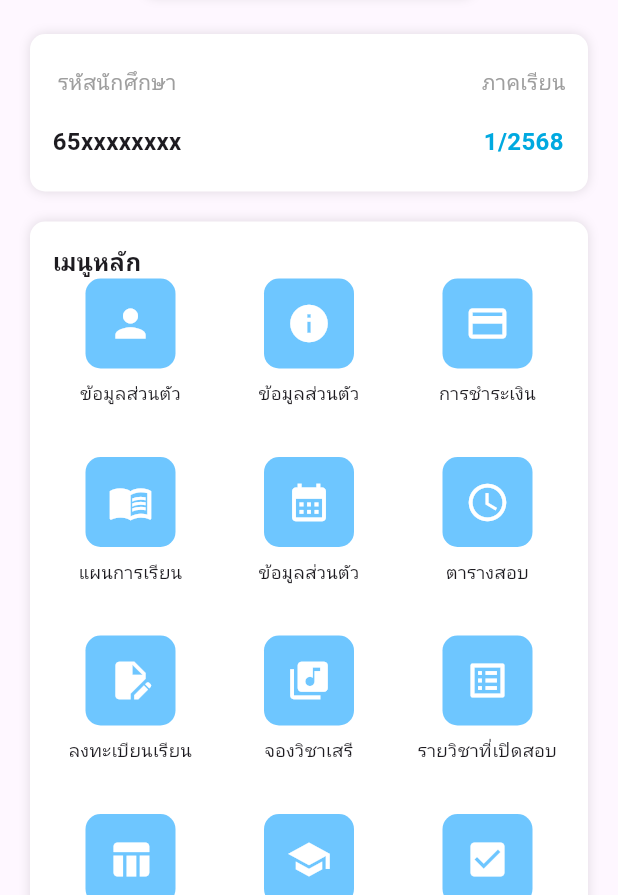
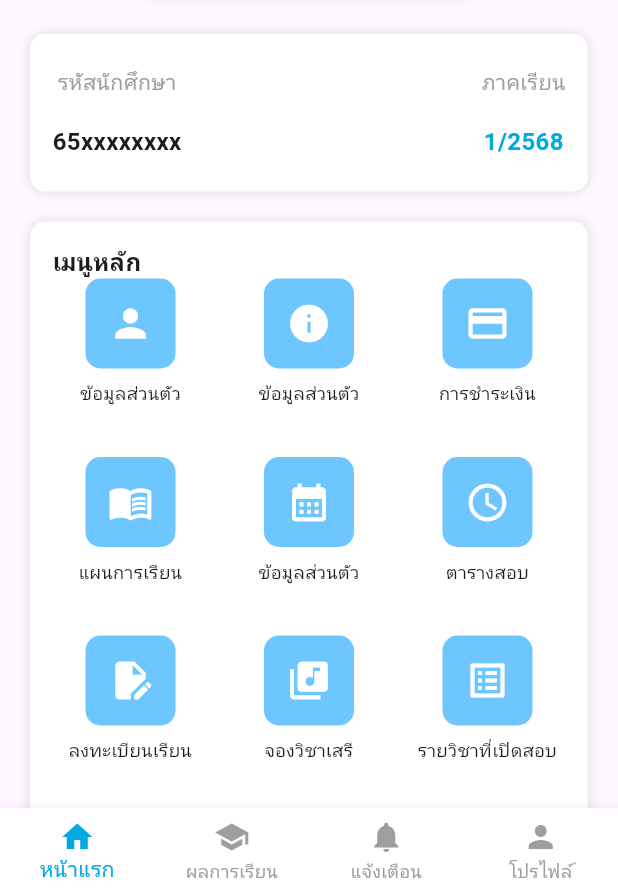
Before and after one commit to FoamNR/smartstuden, a Flutter app: the screen it shows after launch, on a phone screen of 412 x 824 dp, the part 341-1236 px from its top. Run offline on Flutter 3.47's test engine with Material 3 defaults, Android fonts, the phone set to English and light mode, and no system bars.

Commit message:
add navbar

```diff
--- a/lib/screens/home.dart
+++ b/lib/screens/home.dart
@@ -1,6 +1,8 @@
 import 'package:flutter/material.dart';
+import 'package:smartpsru/widgets/navbar_widget.dart';
 
 class HomePage extends StatefulWidget {
+
   const HomePage({super.key});
 
   @override
@@ -8,9 +10,19 @@ class HomePage extends StatefulWidget {
 }
 
 class _HomePageState extends State<HomePage> {
+  int _currentIndex = 0;
+  void _onItemTapped(int index){
+    setState(() {
+      _currentIndex = index;
+    });
+  }
   @override
   Widget build(BuildContext context) {
     return Scaffold(
+      bottomNavigationBar: MyNavBar(
+        currentIndex: _currentIndex,
+        onTap: _onItemTapped,
+        ),
       body: Column(
         children: [
           Stack(
@@ -62,6 +74,7 @@ class _HomePageState extends State<HomePage> {
                     Container(
                       padding: const EdgeInsets.all(8),
                       decoration: BoxDecoration(
+                        // ignore: deprecated_member_use
                         color: Colors.white.withOpacity(0.2),
                         shape: BoxShape.circle,
                       ),
@@ -82,6 +95,7 @@ class _HomePageState extends State<HomePage> {
                   child: Container(
                     padding: const EdgeInsets.all(12),
                     decoration: BoxDecoration(
+                      // ignore: deprecated_member_use
                       color: Colors.white.withOpacity(0.6),
                       borderRadius: BorderRadius.circular(8),
                       boxShadow: [
--- a/lib/screens/login.dart
+++ b/lib/screens/login.dart
@@ -37,6 +37,7 @@ class LoginPage extends StatelessWidget {
                       borderRadius: BorderRadius.circular(20),
                       boxShadow: [
                         BoxShadow(
+                          // ignore: deprecated_member_use
                           color: Colors.black.withOpacity(0.1),
                           blurRadius: 10,
                           offset: const Offset(0, 5),
@@ -56,6 +57,7 @@ class LoginPage extends StatelessWidget {
                             borderRadius: BorderRadius.circular(16),
                             boxShadow: [
                               BoxShadow(
+                                // ignore: deprecated_member_use
                                 color: Colors.black.withOpacity(0.08),
                                 blurRadius: 10,
                                 offset: const Offset(0, 4),
@@ -98,6 +100,7 @@ class LoginPage extends StatelessWidget {
                             borderRadius: BorderRadius.circular(16),
                             boxShadow: [
                               BoxShadow(
+                                // ignore: deprecated_member_use
                                 color: Colors.black.withOpacity(0.08),
                                 blurRadius: 10,
                                 offset: const Offset(0, 4),
--- /dev/null
+++ b/lib/widgets/navbar_widget.dart
@@ -0,0 +1,30 @@
+import 'package:flutter/material.dart';
+
+class MyNavBar extends StatelessWidget {
+  final int currentIndex;
+  final Function(int) onTap;
+
+  const MyNavBar({
+    super.key,
+    required this.currentIndex,
+    required this.onTap,
+  });
+
+  @override
+  Widget build(BuildContext context) {
+    return BottomNavigationBar(
+      currentIndex: currentIndex,
+      onTap: onTap,
+      type: BottomNavigationBarType.fixed,
+      selectedItemColor: const Color(0xFF00A9E0),
+      unselectedItemColor: Colors.grey,
+      backgroundColor: Colors.white,
+      items: const [
+        BottomNavigationBarItem(icon: Icon(Icons.home), label: 'หน้าแรก'),
+        BottomNavigationBarItem(icon: Icon(Icons.school), label: 'ผลการเรียน'),
+        BottomNavigationBarItem(icon: Icon(Icons.notifications), label: 'แจ้งเตือน'),
+        BottomNavigationBarItem(icon: Icon(Icons.person), label: 'โปรไฟล์'),
+      ],
+    );
+  }
+}
```
